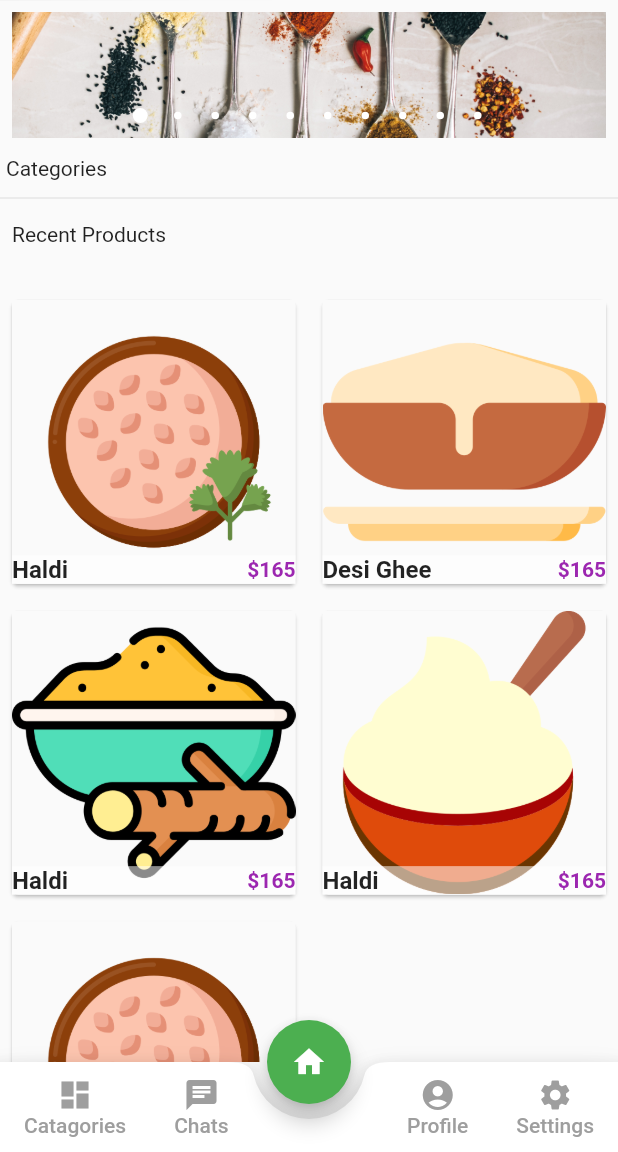
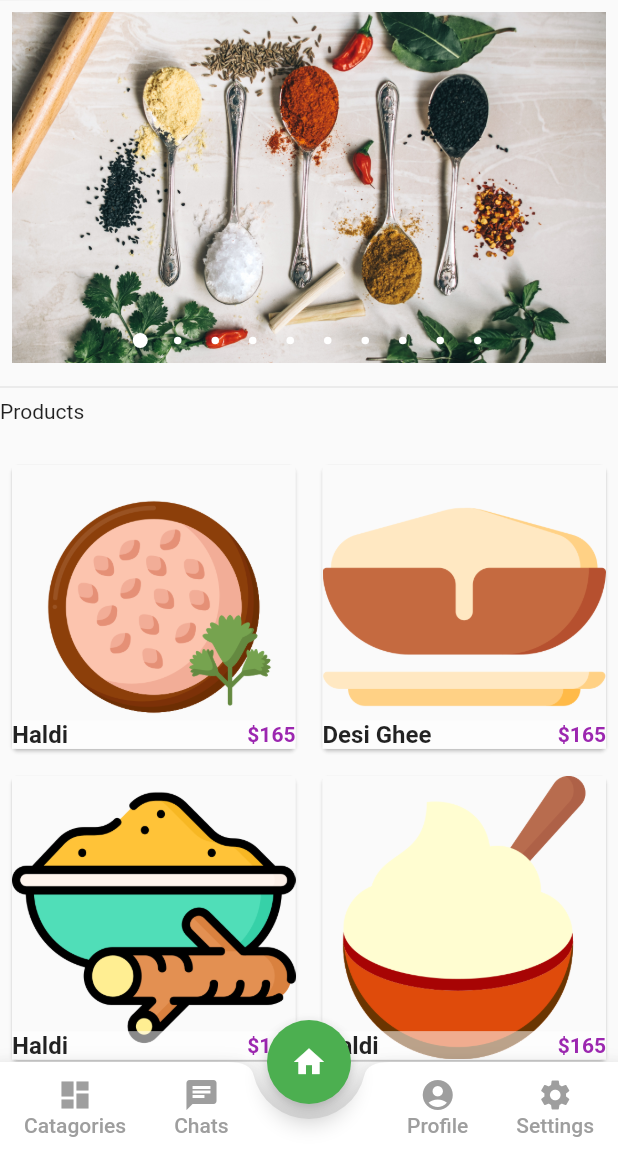
Before and after one commit to AwaisSafdar9111/Masala_Mandi, a Flutter app: the screen it shows after launch, on a phone screen of 412 x 824 dp, the part 84-1236 px from its top. Run offline on Flutter 3.47's test engine with Material 2 defaults, Android fonts, the light colour scheme and no system bars; drawn by our look-alikes of carousel_pro; our stand-ins replace firebase_auth, firebase_core, font_awesome_flutter, google_sign_in; accounts and stored records are empty.

Commit message:
ui updatation

```diff
--- a/lib/screens/index.dart
+++ b/lib/screens/index.dart
@@ -1,6 +1,5 @@
 import 'package:carousel_pro/carousel_pro.dart';
 import 'package:flutter/material.dart';
-import 'package:spice_bazaar/categories/horizontal_listview.dart';
 import 'package:spice_bazaar/screens/chat.dart';
 import 'package:spice_bazaar/categories/products.dart';
 
@@ -15,7 +14,7 @@ class _HomePageState extends State<HomePage> {
   @override
   Widget build(BuildContext context) {
     Widget imageCarousel=Container(
-      height: 100,
+      height: 250,
       padding: EdgeInsets.all(8.0),
 
       //width: MediaQuery.of(context).size.width,
@@ -145,18 +144,17 @@ class _HomePageState extends State<HomePage> {
         children:<Widget> [
           imageCarousel,
           //padding widget
-          new Padding(padding: const EdgeInsets.all(4.0),
-            child: Container(
-                alignment: Alignment.centerLeft,
-                child: new Text("Categories ")),
-          ),
+
 
           const Divider(),
           //padding widget
-          new Padding(padding: const EdgeInsets.all(8.0),
+          new Padding(padding: const EdgeInsets.all(0.0),
             child: Container(
                 alignment: Alignment.centerLeft,
-                child: new Text('Recent Products ')),
+
+                child:new Text('Products ')
+
+            ),
           ),
           Padding(padding: const EdgeInsets.all(10.0),),
           Flexible(child: Products()),
```
Also changed, not shown: 1 other file.
